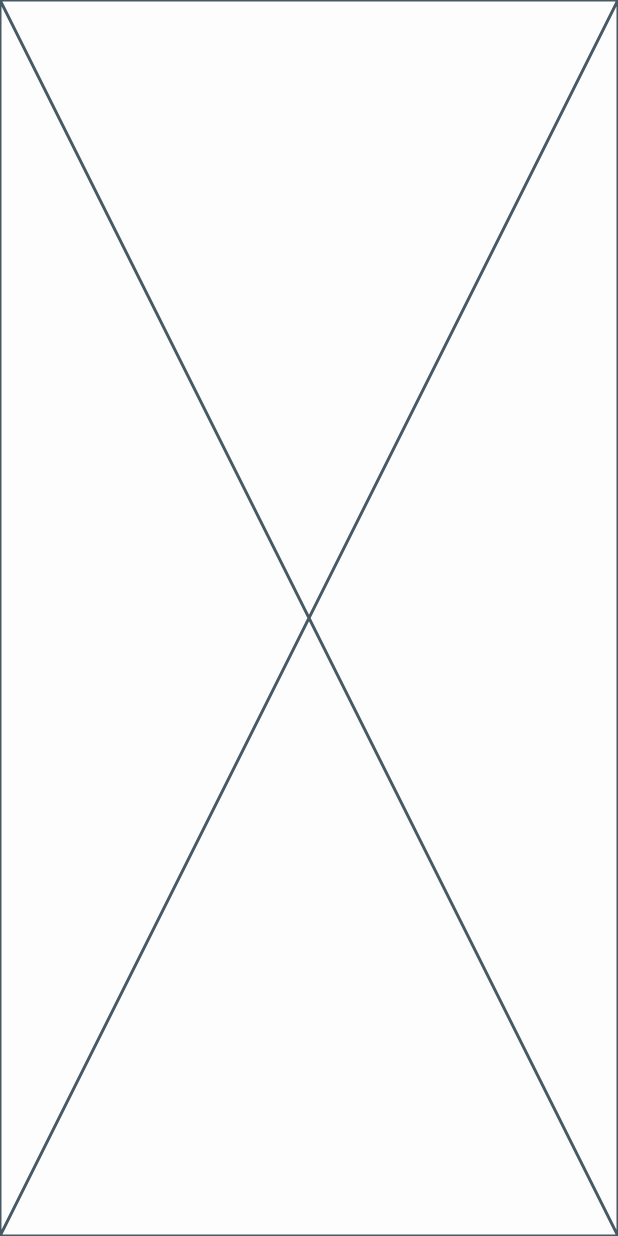
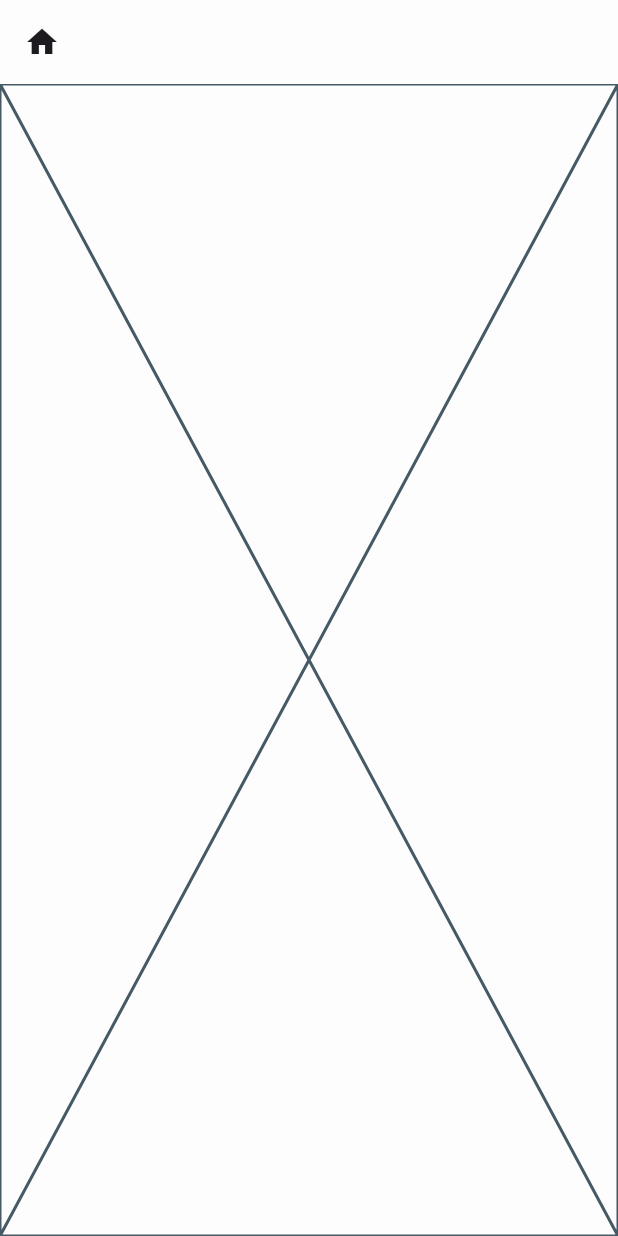
Before and after one commit to basmalahesham/z_store_app, a Flutter app: the LoginView screen opened by its route, on a phone screen of 412 x 824 dp. Run offline on Flutter 3.47's test engine with Material 3 defaults, Android fonts, the phone set to English and light mode, and no system bars; our stand-ins replace flutter_screenutil, google_fonts.

Commit message:
create app bar in login_view.dart

```diff
--- a/lib/features/auth/presentation/views/login_view.dart
+++ b/lib/features/auth/presentation/views/login_view.dart
@@ -1,4 +1,7 @@
 import 'package:flutter/material.dart';
+import 'package:z_store_app/core/helper/extensions.dart';
+import 'package:z_store_app/core/routing/routes.dart';
+import 'package:z_store_app/core/theming/colors.dart';
 import 'package:z_store_app/features/auth/presentation/views/widgets/login_view_body.dart';
 
 class LoginView extends StatelessWidget {
@@ -6,6 +9,15 @@ class LoginView extends StatelessWidget {
 
   @override
   Widget build(BuildContext context) {
-    return Scaffold(body: SafeArea(child: LoginViewBody()));
+    return Scaffold(
+      appBar: AppBar(
+        elevation: 0,
+        backgroundColor: ColorsManager.kPrimaryColor,
+        leading: IconButton(onPressed: () {
+          context.pushReplacementNamed(Routes.homeLayout);
+        }, icon: Icon(Icons.home)),
+      ),
+      body: SafeArea(child: LoginViewBody()),
+    );
   }
 }
```
Also changed, not shown: lib/features/home_layout/presentation/views/home_layout.dart (+10 -5 lines).
